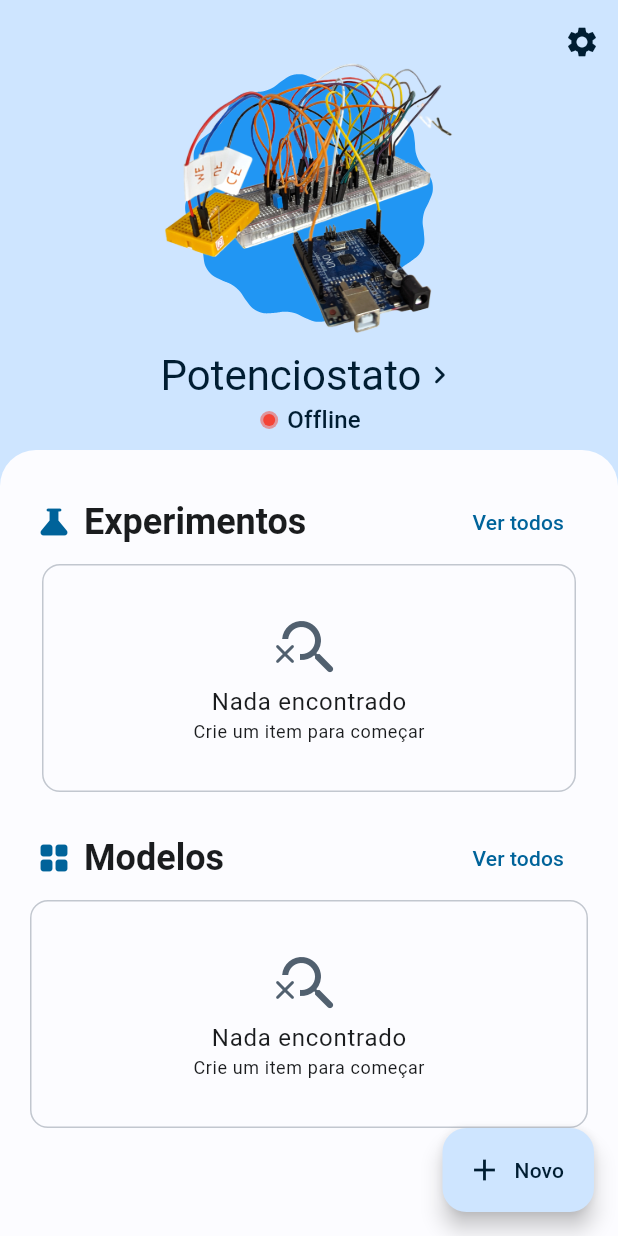
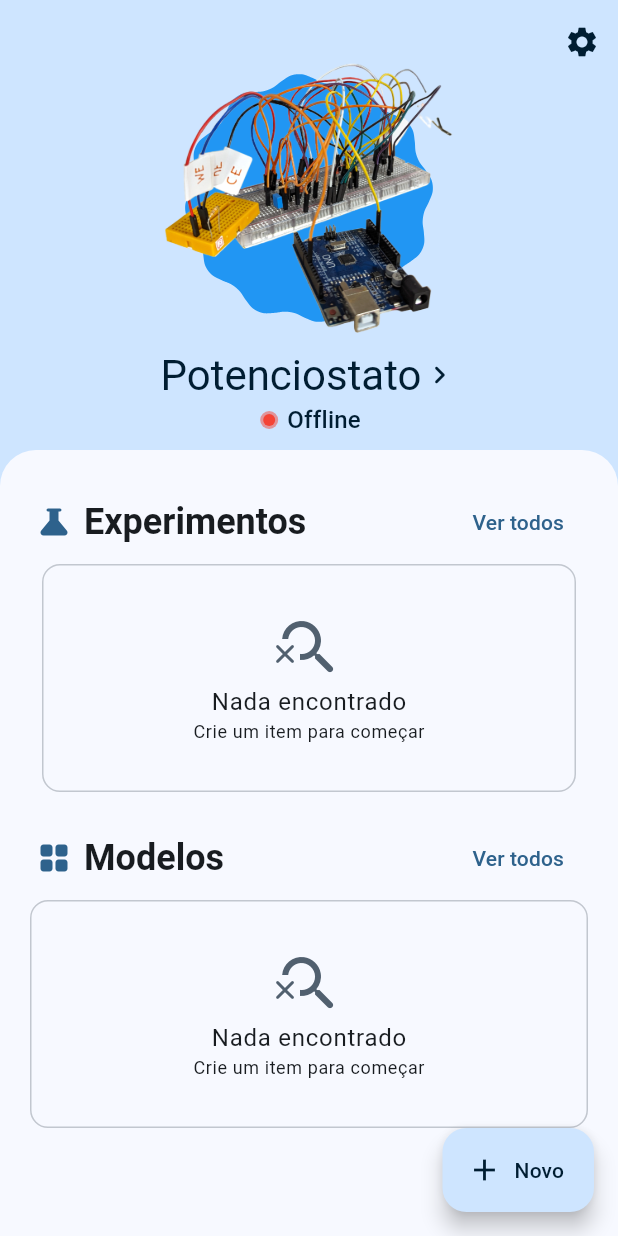
Before and after one commit to vicenteparmi/labsense, a Flutter app: the screen it shows after launch, on a phone screen of 412 x 824 dp. Run offline on Flutter 3.47's test engine with Material 3 defaults, Android fonts, the phone set to English and light mode, and no system bars; our stand-ins replace flutter_animate, flutter_bluetooth_serial, flutter_svg, reorderables, shared_preferences, sqflite; missing offline and left inert: step_tracker; accounts and stored records are empty; generated files the repository leaves out were written again.

Commit message:
3.22 flutter upgrade

```diff
--- a/lib/main.dart
+++ b/lib/main.dart
@@ -18,11 +18,17 @@ class MyApp extends StatelessWidget {
     return MaterialApp(
         title: 'LabSensE',
         theme: ThemeData(
-          colorScheme: lightColorScheme,
+          colorScheme: MaterialTheme.lightScheme().toColorScheme(),
+          pageTransitionsTheme: const PageTransitionsTheme(builders: {
+            TargetPlatform.android: PredictiveBackPageTransitionsBuilder(),
+          }),
           useMaterial3: true,
         ),
         darkTheme: ThemeData(
-          colorScheme: darkColorScheme,
+          colorScheme: MaterialTheme.darkScheme().toColorScheme(),
+          pageTransitionsTheme: const PageTransitionsTheme(builders: {
+            TargetPlatform.android: PredictiveBackPageTransitionsBuilder(),
+          }),
           useMaterial3: true,
         ),
         themeMode: ThemeMode.light,
```
Also changed, not shown: lib/theme/color_schemes.g.dart, pubspec.lock.
